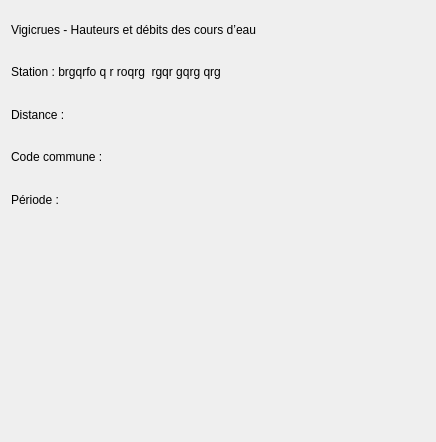
SoheibBiga/GeoStation, file GeoStation_Projet/vigicruesmosaicwidget.ui: the form before one commit.
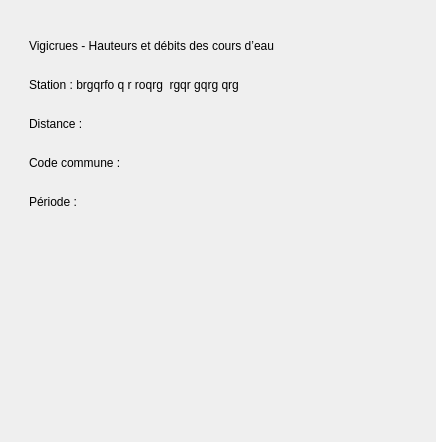
The form after the commit. Custom widgets are drawn as their Qt base class.

Commit message: ajout modif widgets

```diff
--- a/GeoStation_Projet/vigicruesmosaicwidget.ui
+++ b/GeoStation_Projet/vigicruesmosaicwidget.ui
@@ -19,8 +19,14 @@
   <property name="windowTitle">
    <string>Form</string>
   </property>
-  <layout class="QVBoxLayout" name="verticalLayout_3">
-   <item>
+  <layout class="QGridLayout" name="gridLayout_2">
+   <item row="0" column="0">
+    <widget class="WidgetStyleSheet" name="widget_2" native="true">
+     <layout class="QGridLayout" name="gridLayout_3">
+      <item row="0" column="0">
+       <widget class="QWidget" name="widget" native="true">
+        <layout class="QGridLayout" name="gridLayout">
+         <item row="0" column="0">
     <layout class="QVBoxLayout" name="verticalLayout_2">
      <item>
       <layout class="QVBoxLayout" name="verticalLayout">
@@ -71,7 +77,19 @@
    </item>
   </layout>
  </widget>
+      </item>
+     </layout>
+    </widget>
+   </item>
+  </layout>
+ </widget>
  <customwidgets>
+  <customwidget>
+   <class>WidgetStyleSheet</class>
+   <extends>QWidget</extends>
+   <header>widgetstylesheet.h</header>
+   <container>1</container>
+  </customwidget>
   <customwidget>
    <class>LineChartWidget</class>
    <extends>QWidget</extends>
```
Lines whose indentation alone changed are shown as unchanged. The commit also changes 3 other files.
